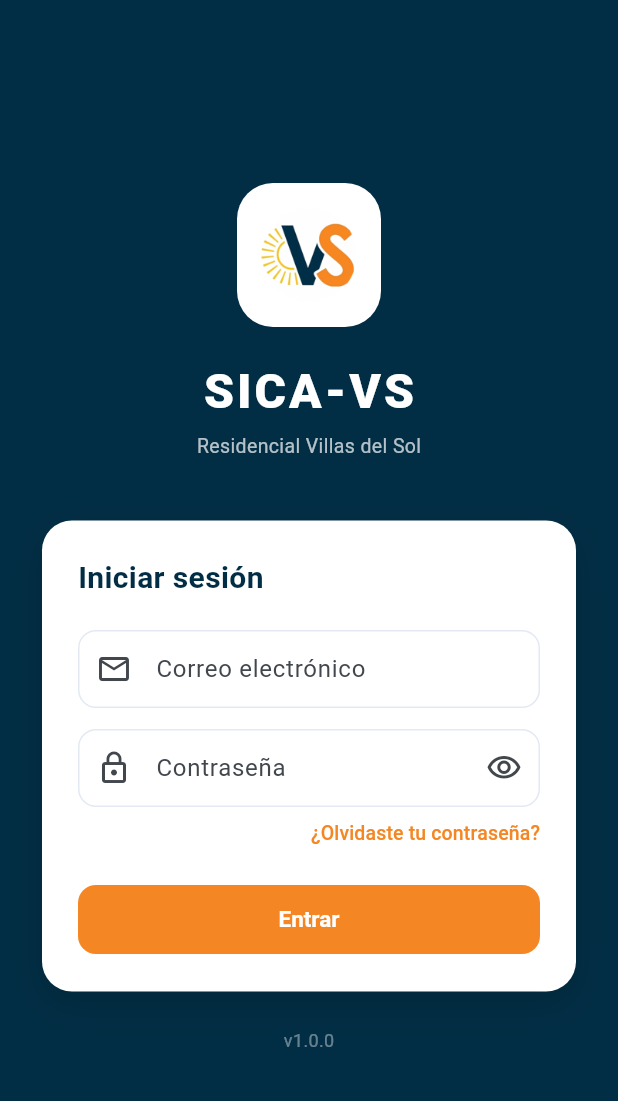
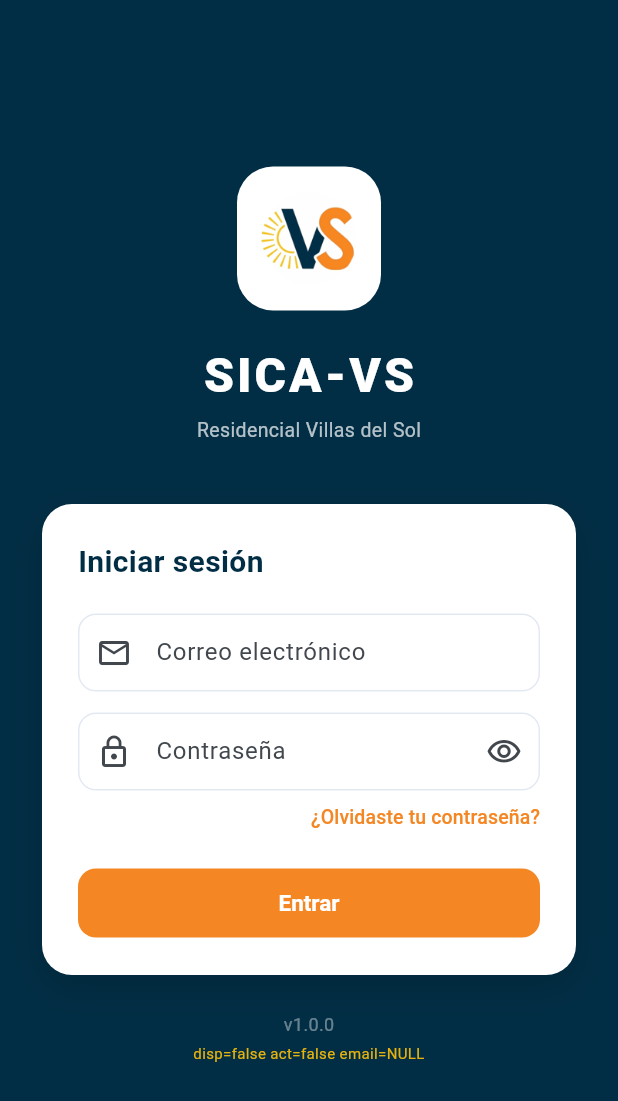
Before and after one commit to arturocubero28-hash/sica-vs-app, a Flutter app: the LoginScreen screen opened directly, after a tap on "¿Olvidaste tu contraseña?", on a phone screen of 412 x 824 dp. Shown: the top 1101 px of the screen. Run offline on Flutter 3.47's test engine with Material 3 defaults, Android fonts, the phone set to English and light mode, and no system bars; our stand-ins replace device_info_plus, firebase_core, firebase_messaging, flutter_image_compress, flutter_local_notifications, flutter_secure_storage and 7 more; missing offline and left inert: flutter_pdfview, mobile_scanner; accounts and stored records are empty.

Commit message:
debug(app): Dia 66 - diagnostico temporal del estado biometrico en pantalla de login
Muestra en la pantalla de login (texto ambar chico bajo la version) los
3 valores reales que deciden si aparece el boton de huella:
disponible, activo y el email guardado. Temporal -- se quita cuando el
bug este resuelto.

```diff
--- a/lib/screens/login_screen.dart
+++ b/lib/screens/login_screen.dart
@@ -26,6 +26,8 @@ class _LoginScreenState extends State<LoginScreen> {
   // Día 65 — login biométrico
   bool _biometricoDisponible = false;
   bool _biometricoActivo     = false;
+  // Día 66 — diagnóstico temporal para entender por qué no aparece el botón
+  String _diagBio = 'sin verificar';
 
   @override
   void initState() {
@@ -100,10 +102,12 @@ class _LoginScreenState extends State<LoginScreen> {
   Future<void> _verificarBiometrico() async {
     final disponible = await BloqueoBiometrico.disponible();
     final activo = await CredencialesGuardadas.estaActivo();
+    final emailGuardado = await CredencialesGuardadas.getEmail();
     if (!mounted) return;
     setState(() {
       _biometricoDisponible = disponible;
       _biometricoActivo = activo;
+      _diagBio = 'disp=$disponible act=$activo email=${emailGuardado ?? "NULL"}';
     });
     if (activo) {
       final email = await CredencialesGuardadas.getEmail();
@@ -389,6 +393,13 @@ class _LoginScreenState extends State<LoginScreen> {
                 const SizedBox(height: 24),
                 Text('v1.0.0',
                     style: TextStyle(color: Colors.white.withOpacity(0.4), fontSize: 12)),
+                // Día 66 — diagnóstico temporal, quitar cuando se resuelva
+                Padding(
+                  padding: const EdgeInsets.symmetric(horizontal: 16, vertical: 4),
+                  child: Text(_diagBio,
+                      textAlign: TextAlign.center,
+                      style: TextStyle(color: Colors.amber.withOpacity(0.9), fontSize: 10)),
+                ),
               ],
             ),
           ),
```
